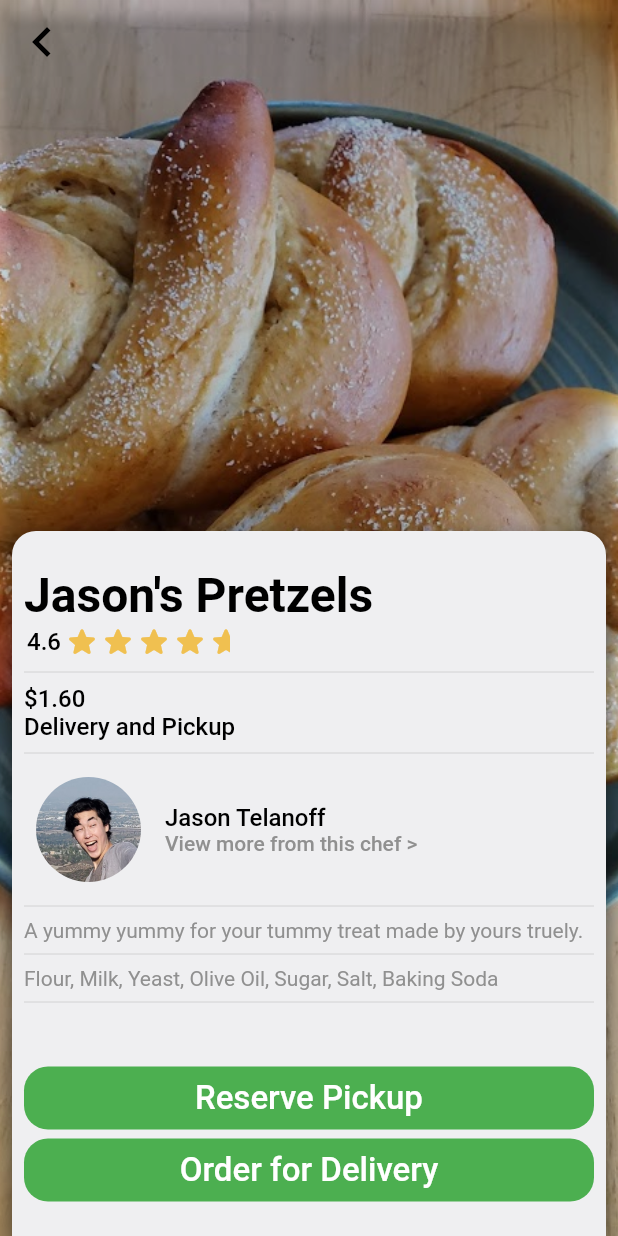
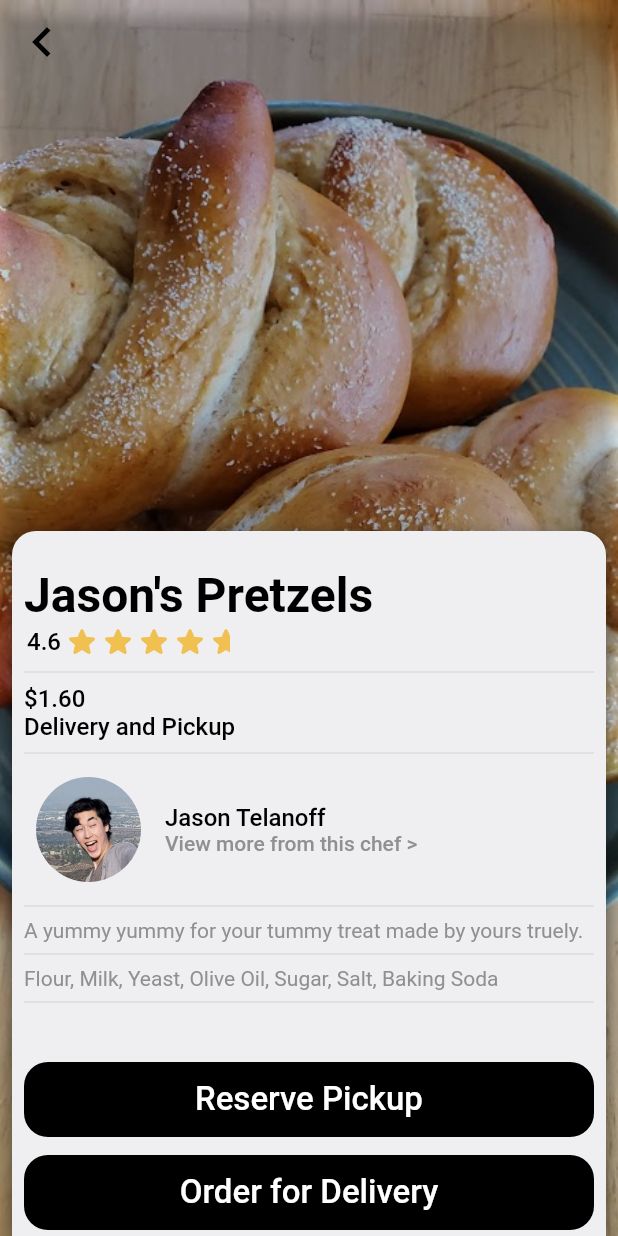
Before and after one commit to Cofu-HackSC/client, a Flutter app: the screen it shows after launch, after a tap on an icon or button, on a phone screen of 412 x 824 dp. Run offline on Flutter 3.47's test engine with Material 2 defaults, Android fonts, the phone set to English and light mode, and no system bars; drawn by our look-alikes of sliding_up_panel.

Commit message:
updated color

```diff
--- a/lib/components/button.dart
+++ b/lib/components/button.dart
@@ -30,6 +30,7 @@ class Button extends StatelessWidget {
       style: buttonStyleOverides.merge(
         TextButton.styleFrom(
           backgroundColor: color ?? backgroundColor,
+          padding: EdgeInsets.all(12),
           shape: shape,
         ),
       ),
@@ -39,7 +40,7 @@ class Button extends StatelessWidget {
   Color get backgroundColor {
     switch (style) {
       case Style.Primary:
-        return AppTheme.primary;
+        return Colors.black;
       case Style.Secondary:
         return AppTheme.primary;
       default:
--- a/lib/pages/item_info.dart
+++ b/lib/pages/item_info.dart
@@ -89,6 +89,7 @@ class ItemInfoPage extends StatelessWidget {
                         MaterialPageRoute(builder: (c) => OrderPage(item))),
                   ),
                 ),
+                SizedBox(height: 12),
                 SizedBox(
                   width: double.infinity,
                   child: Button(
```
